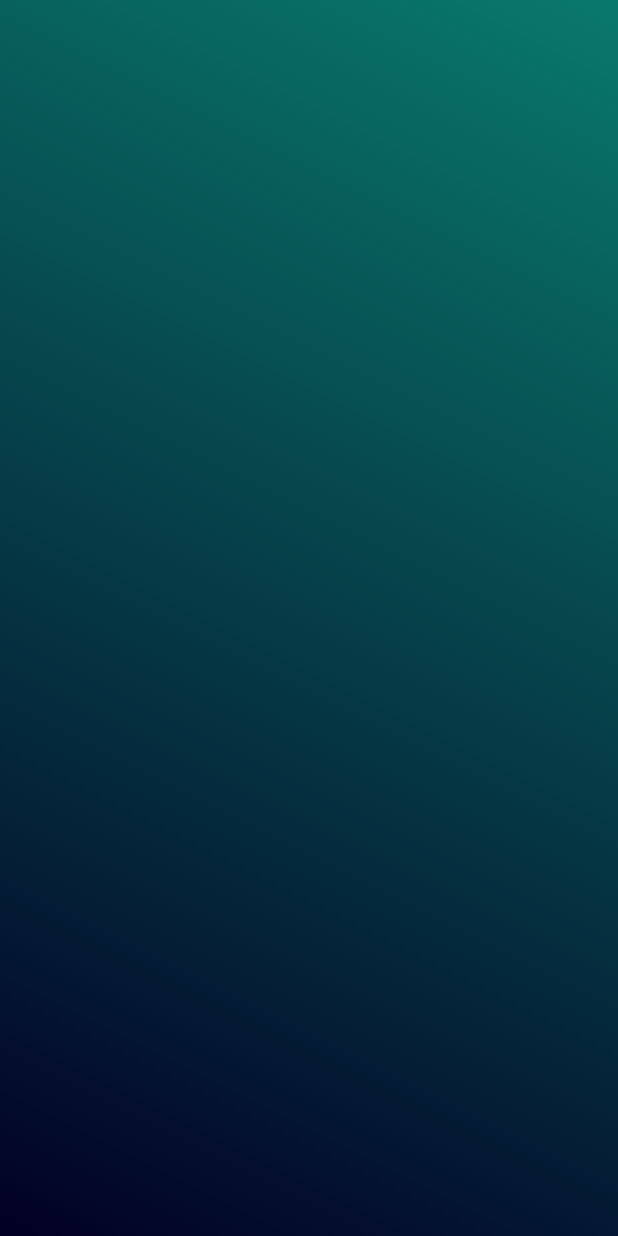
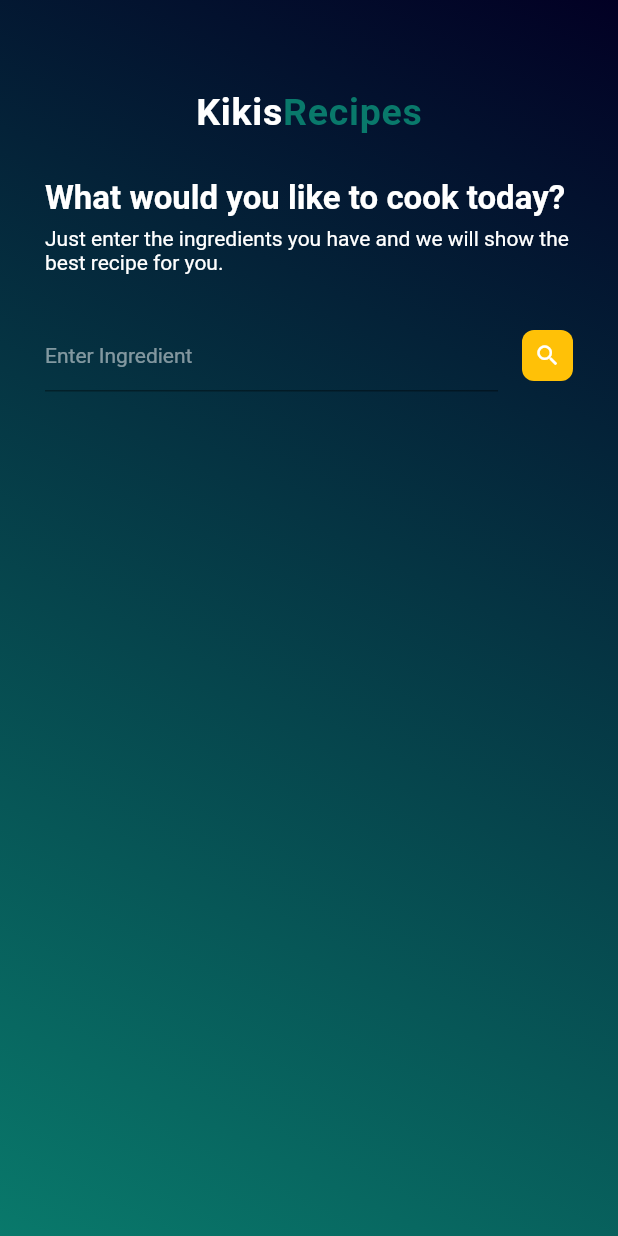
Before and after one commit to kharioki/Kiki-Recipes, a Flutter app: the screen it shows after launch, on a phone screen of 412 x 824 dp. Run offline on Flutter 3.47's test engine with Material 2 defaults, Android fonts, the phone set to English and light mode, and no system bars.

Commit message:
home screen, added textfield and getrecipes function

```diff
--- a/lib/screens/home_screen.dart
+++ b/lib/screens/home_screen.dart
@@ -1,4 +1,6 @@
 import 'package:flutter/material.dart';
+
+import 'package:http/http.dart' as http;
 
 class HomeScreen extends StatefulWidget {
   @override
@@ -6,6 +8,20 @@ class HomeScreen extends StatefulWidget {
 }
 
 class _HomeScreenState extends State<HomeScreen> {
+  TextEditingController textEditingController = new TextEditingController();
+
+  // Edaman variables
+  String applicationID = 'faa82759';
+  String applicationKey = '3eaad079d2a0e181b0633fb2a40afabd';
+
+  getRecipes(String query) async {
+    String url =
+        "https://api.edamam.com/search?q=$query&app_id=${applicationID}&app_key=${applicationKey}";
+
+    var response = await http.get(url);
+    print('$response this is a response');
+  }
+
   @override
   Widget build(BuildContext context) {
     return Scaffold(
@@ -17,8 +33,8 @@ class _HomeScreenState extends State<HomeScreen> {
                 begin: FractionalOffset.topRight,
                 end: FractionalOffset.bottomLeft,
                 colors: [
+                  const Color(0xFF020024),
                   const Color(0xFF09796B),
-                  const Color(0xFF020024)
                 ], // whitish to gray
                 tileMode:
                     TileMode.repeated, // repeats the gradient over the canvas
@@ -26,8 +42,94 @@ class _HomeScreenState extends State<HomeScreen> {
             ),
           ),
           Container(
+            padding: EdgeInsets.symmetric(vertical: 60, horizontal: 30),
             child: Column(
-              children: [],
+              crossAxisAlignment: CrossAxisAlignment.start,
+              children: [
+                Row(
+                  mainAxisAlignment: MainAxisAlignment.center,
+                  children: [
+                    Text(
+                      'Kikis',
+                      style: TextStyle(
+                        color: Colors.white,
+                        fontSize: 25,
+                        fontWeight: FontWeight.bold,
+                        letterSpacing: 0.5,
+                      ),
+                    ),
+                    Text(
+                      'Recipes',
+                      style: TextStyle(
+                        color: Color(0xFF09796B),
+                        fontSize: 25,
+                        fontWeight: FontWeight.bold,
+                        letterSpacing: 0.5,
+                      ),
+                    ),
+                  ],
+                ),
+                SizedBox(height: 30),
+                Text(
+                  'What would you like to cook today?',
+                  style: TextStyle(
+                    color: Colors.white,
+                    fontSize: 22,
+                    fontWeight: FontWeight.bold,
+                  ),
+                ),
+                SizedBox(height: 6),
+                Text(
+                  'Just enter the ingredients you have and we will show the best recipe for you.',
+                  style: TextStyle(
+                    color: Colors.white,
+                    fontSize: 14,
+                  ),
+                ),
+                SizedBox(height: 30),
+                Container(
+                  width: MediaQuery.of(context).size.width,
+                  child: Row(
+                    children: [
+                      Expanded(
+                        child: TextField(
+                          controller: textEditingController,
+                          decoration: InputDecoration(
+                            hintText: 'Enter Ingredient',
+                            hintStyle: TextStyle(
+                              color: Colors.white.withOpacity(0.5),
+                            ),
+                          ),
+                          style: TextStyle(color: Colors.white, fontSize: 14),
+                        ),
+                      ),
+                      SizedBox(width: 16),
+                      InkWell(
+                        onTap: () {
+                          if (textEditingController.text.isNotEmpty) {
+                            getRecipes(textEditingController.text);
+                            print('yeah');
+                          } else {
+                            print('nah');
+                          }
+                        },
+                        child: Container(
+                          padding: EdgeInsets.all(8),
+                          decoration: BoxDecoration(
+                            color: Colors.amber,
+                            borderRadius: BorderRadius.circular(8),
+                          ),
+                          child: Icon(
+                            Icons.search,
+                            color: Colors.white,
+                            size: 18,
+                          ),
+                        ),
+                      ),
+                    ],
+                  ),
+                ),
+              ],
             ),
           ),
         ],
```
